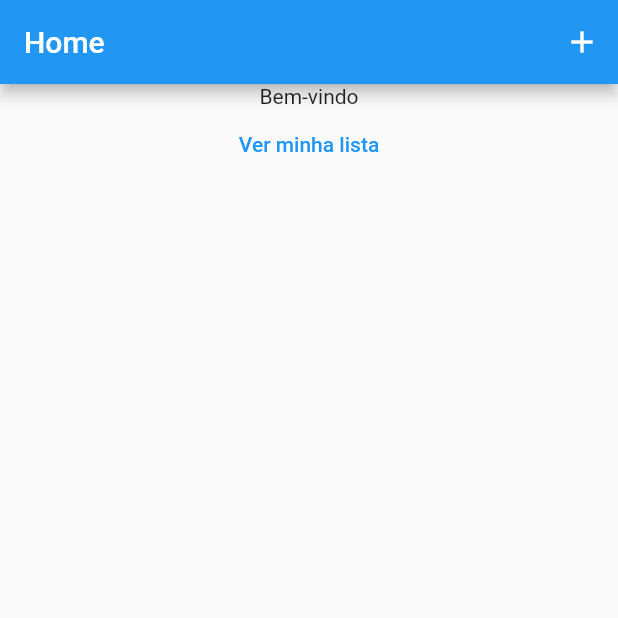
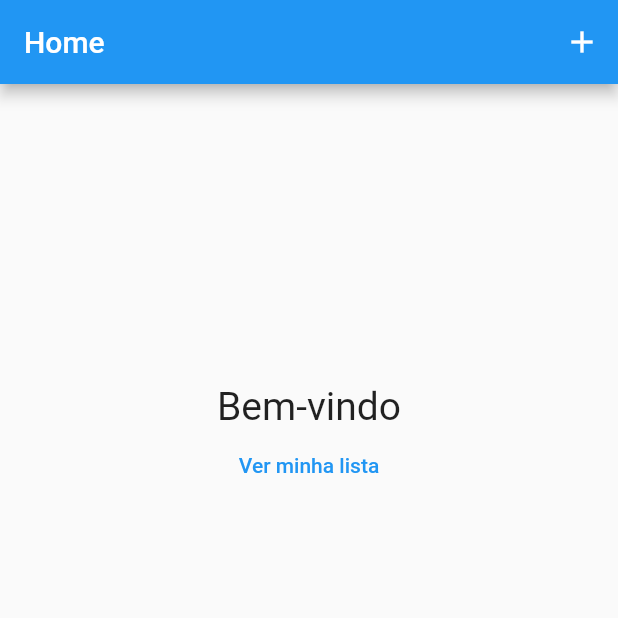
Before and after one commit to RebeccaMartinho/flutter-crud, a Flutter app: the screen it shows after launch, on a phone screen of 412 x 824 dp, the top half of it. Run offline on Flutter 3.47's test engine with Material 2 defaults, Android fonts, the phone set to English and light mode, and no system bars; our stand-ins replace email_validator.

Commit message:
fixing home data

```diff
--- a/lib/views/home.dart
+++ b/lib/views/home.dart
@@ -22,15 +22,21 @@ class Home extends StatelessWidget {
             ),
           ],
         ),
-        body: Center(
+        body: Padding(
+          padding: const EdgeInsets.symmetric(horizontal: 10, vertical: 200),
+          child: Center(
             child: Column(children: [
-            Text("Bem-vindo"),
+              Text(
+                "Bem-vindo",
+                style: TextStyle(fontSize: 26.0),
+              ),
               TextButton(
                   onPressed: () {
                     Navigator.of(context).pushNamed(AppRoutes.USER_LIST);
                   },
                   child: Text("Ver minha lista"))
             ]),
+          ),
         ));
   }
 }
```
Lines whose indentation alone changed are shown as unchanged.
